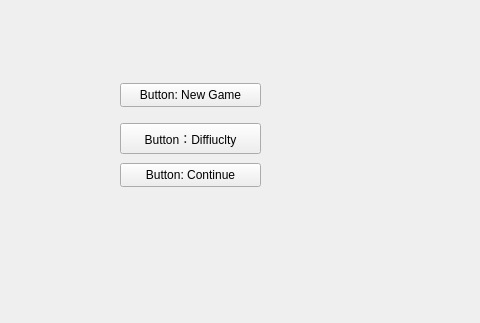
expliyh/GenshinXXL, file startmenu.ui: the form before one commit; both pictures show x 0 to 480 and y 127 to 450 of the 800 by 450 pixel window.
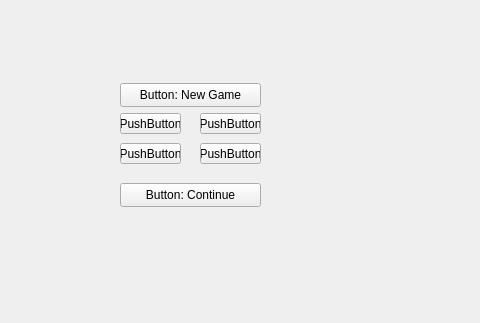
The form after the commit.

What changed in the file:
```diff
--- a/startmenu.ui
+++ b/startmenu.ui
@@ -64,7 +64,7 @@
     <property name="geometry">
      <rect>
       <x>120</x>
-      <y>290</y>
+      <y>310</y>
       <width>141</width>
       <height>24</height>
      </rect>
@@ -80,16 +80,52 @@
     <property name="geometry">
      <rect>
       <x>120</x>
-      <y>250</y>
-      <width>141</width>
-      <height>31</height>
+      <y>240</y>
+      <width>61</width>
+      <height>21</height>
      </rect>
     </property>
-    <property name="cursor">
-     <cursorShape>CrossCursor</cursorShape>
+    <property name="text">
+     <string>PushButton</string>
     </property>
+   </widget>
+   <widget class="QPushButton" name="buttonNormal">
+    <property name="geometry">
+     <rect>
+      <x>200</x>
+      <y>240</y>
+      <width>61</width>
+      <height>21</height>
+     </rect>
+    </property>
     <property name="text">
-     <string>Button：Diffiuclty</string>
+     <string>PushButton</string>
+    </property>
+   </widget>
+   <widget class="QPushButton" name="buttonHard">
+    <property name="geometry">
+     <rect>
+      <x>120</x>
+      <y>270</y>
+      <width>61</width>
+      <height>21</height>
+     </rect>
+    </property>
+    <property name="text">
+     <string>PushButton</string>
+    </property>
+   </widget>
+   <widget class="QPushButton" name="buttonCustomize">
+    <property name="geometry">
+     <rect>
+      <x>200</x>
+      <y>270</y>
+      <width>61</width>
+      <height>21</height>
+     </rect>
+    </property>
+    <property name="text">
+     <string>PushButton</string>
     </property>
    </widget>
   </widget>
```
Left out of the diff: 2 changed lines with no effect on the pictures.
